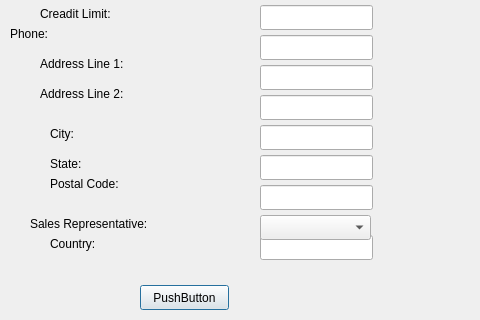
This is qt_app/form_customer.ui in mehmetrizaoz/5_product_line_automation as Qt 5 draws it before an edit; both pictures show x 0 to 480 and y 145 to 465 of the 599 by 465 pixel window. The edited form follows.
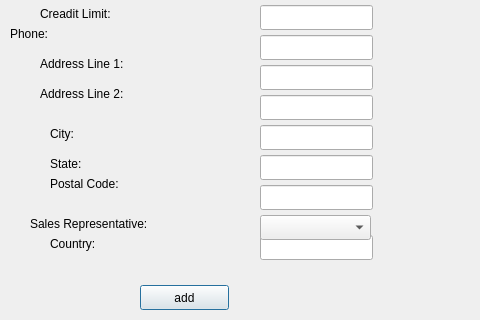
This is the edited form.

Commit message: employee window combo boxes populated

Patch:
```diff
--- a/qt_app/form_customer.ui
+++ b/qt_app/form_customer.ui
@@ -289,7 +289,7 @@
     </rect>
    </property>
    <property name="text">
-    <string>PushButton</string>
+    <string>add</string>
    </property>
   </widget>
   <widget class="QLabel" name="label_5">
```
The commit also changes 3 other files.
